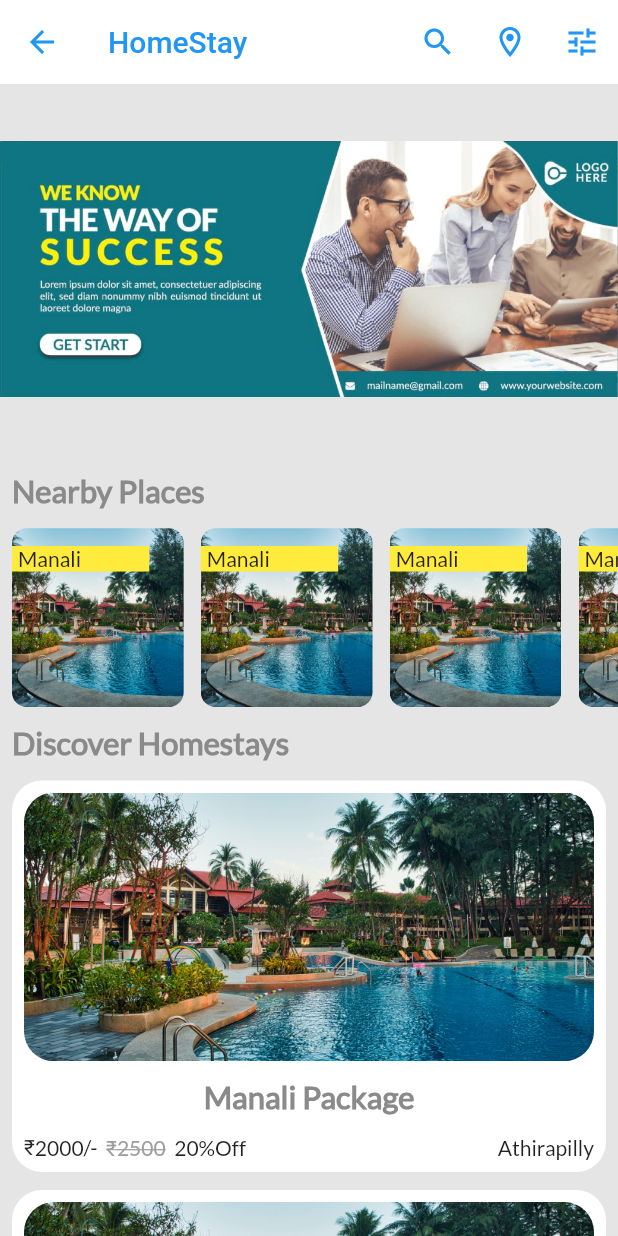
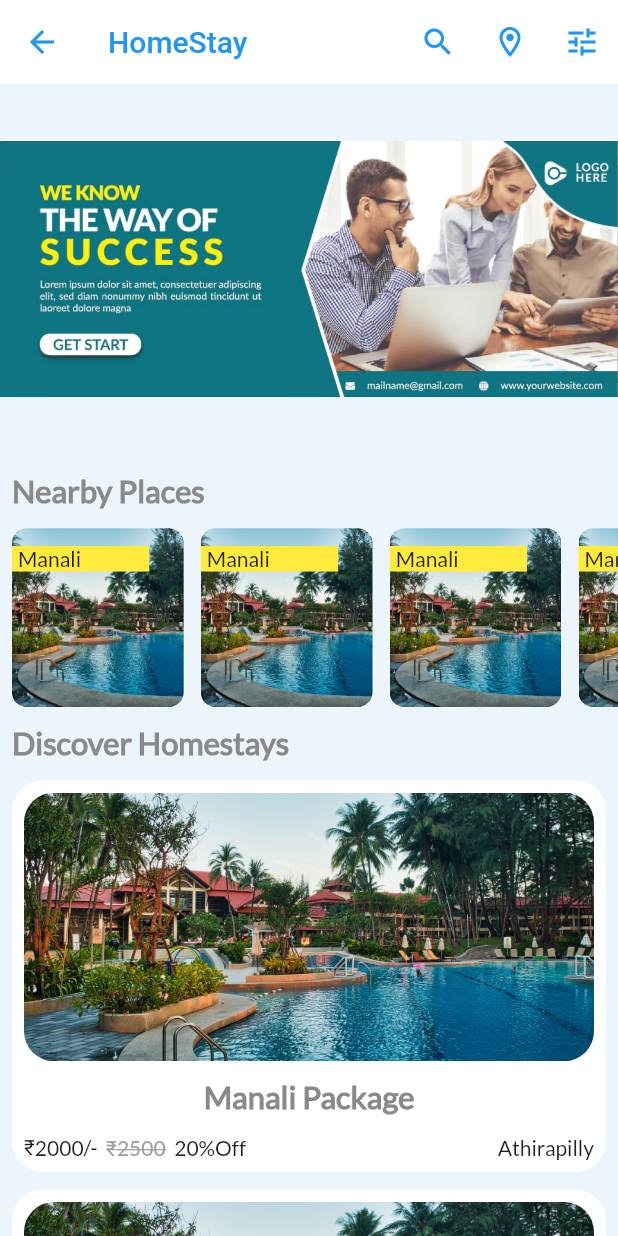
Before and after one commit to qadher/Trif_Project, a Flutter app: the HomeStayScreen screen opened directly, on a phone screen of 412 x 824 dp. Run offline on Flutter 3.47's test engine with Material 2 defaults, Android fonts, the light colour scheme and no system bars; drawn by our look-alikes of carousel_slider; our stand-ins replace flutter_screenutil, flutter_svg.

Commit message:
scaffold color changed

```diff
--- a/lib/screens/homestay/homestayscreen.dart
+++ b/lib/screens/homestay/homestayscreen.dart
@@ -14,7 +14,7 @@ class HomeStayScreen extends StatelessWidget {
   @override
   Widget build(BuildContext context) {
     return Scaffold(
-      backgroundColor: Color(0xffE5E5E5),
+      backgroundColor: Color(0xffebf5fb),
       appBar: PreferredSize(
         preferredSize: Size.fromHeight(56),
         child: AppBarWidget(
--- a/lib/screens/houseboat/houseboatscreen.dart
+++ b/lib/screens/houseboat/houseboatscreen.dart
@@ -13,7 +13,7 @@ class HouseBoatScreen extends StatelessWidget {
   @override
   Widget build(BuildContext context) {
     return Scaffold(
-      backgroundColor: Color(0xffE5E5E5),
+      backgroundColor: Color(0xffebf5fb),
       appBar: PreferredSize(
         preferredSize: Size.fromHeight(56),
         child: AppBarWidget(
--- a/lib/screens/places/placescreen.dart
+++ b/lib/screens/places/placescreen.dart
@@ -17,7 +17,7 @@ class PlaceScreen extends StatelessWidget {
   @override
   Widget build(BuildContext context) {
     return Scaffold(
-      backgroundColor: Color(0xffE5E5E5),
+      backgroundColor: Color(0xffebf5fb),
       appBar: PreferredSize(
         preferredSize: Size.fromHeight(56),
         child: AppBarWidget(
--- a/lib/screens/resort/resortscreen.dart
+++ b/lib/screens/resort/resortscreen.dart
@@ -14,7 +14,7 @@ class ResortScreen extends StatelessWidget {
   @override
   Widget build(BuildContext context) {
     return Scaffold(
-      backgroundColor: Color(0xffE5E5E5),
+      backgroundColor: Color(0xffebf5fb),
       appBar: PreferredSize(
         preferredSize: Size.fromHeight(56),
         child: AppBarWidget(
--- a/lib/screens/tours/tourscreen.dart
+++ b/lib/screens/tours/tourscreen.dart
@@ -19,7 +19,7 @@ class TourScreen extends StatelessWidget {
   @override
   Widget build(BuildContext context) {
     return Scaffold(
-      backgroundColor: Color(0xffE5E5E5),
+      backgroundColor: Color(0xffebf5fb),
       appBar: PreferredSize(
         preferredSize: Size.fromHeight(56),
         child: AppBarWidget(
--- a/lib/screens/travel/travelscreen.dart
+++ b/lib/screens/travel/travelscreen.dart
@@ -14,7 +14,7 @@ class TravelScreen extends StatelessWidget {
   @override
   Widget build(BuildContext context) {
     return Scaffold(
-      backgroundColor: Color(0xffE5E5E5),
+      backgroundColor: Color(0xffebf5fb),
       appBar: PreferredSize(
         preferredSize: Size.fromHeight(56),
         child: AppBarWidget(
--- a/lib/screens/trekking/trekkingscreen.dart
+++ b/lib/screens/trekking/trekkingscreen.dart
@@ -14,7 +14,7 @@ class TrekkingScreen extends StatelessWidget {
   @override
   Widget build(BuildContext context) {
     return Scaffold(
-      backgroundColor: Color(0xffE5E5E5),
+      backgroundColor: Color(0xffebf5fb),
       appBar: PreferredSize(
         preferredSize: Size.fromHeight(56),
         child: AppBarWidget(
```
